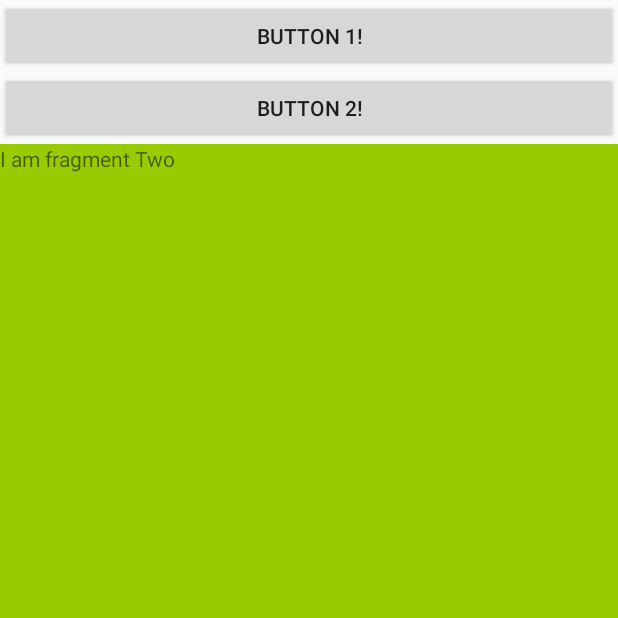
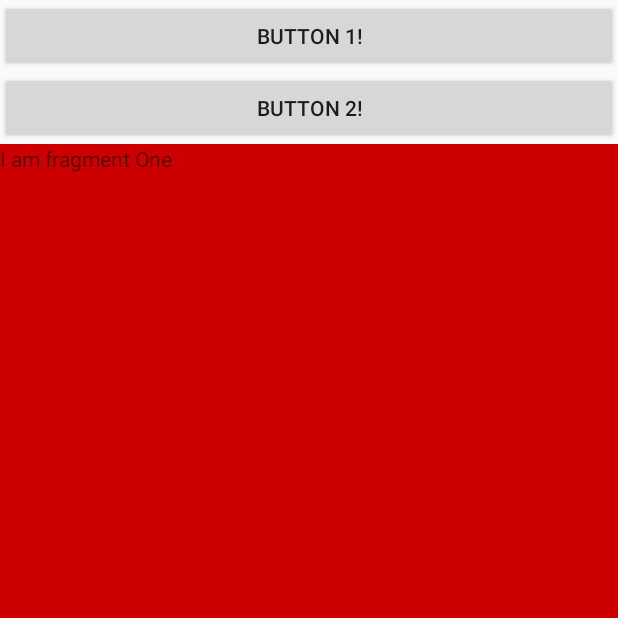
Before and after one commit to sammobi/FragmentExample, an Android app: the screen it shows after launch (MainActivity), after a tap on "BUTTON 1!", on a phone screen of 412 x 824 dp, the top half of it. Run offline under Robolectric (Android 15) with nearby library versions, the phone set to English and light mode, and no system bars.

Commit message:
navigate to different fragment in an activity

```diff
--- a/app/src/main/java/com/softgridtech/fragmentexample/MainActivity.java
+++ b/app/src/main/java/com/softgridtech/fragmentexample/MainActivity.java
@@ -1,6 +1,7 @@
 package com.softgridtech.fragmentexample;
 
 import android.app.Activity;
+import android.support.v4.app.Fragment;
 import android.support.v4.app.FragmentActivity;
 import android.support.v4.app.FragmentManager;
 import android.support.v4.app.FragmentTransaction;
@@ -20,16 +21,6 @@ public class MainActivity extends FragmentActivity {
         super.onCreate(savedInstanceState);
         setContentView(R.layout.activity_main);
 
-        mBtnOne = (Button) findViewById(R.id.btn1);
-        mBtnOne.setOnClickListener(new View.OnClickListener() {
-            @Override
-            public void onClick(View v) {
-                ShowFragmentOne(null);
-            }
-        });
-
-       /* ShowFragmentOne();*/
-
 
     }
 
@@ -38,12 +29,29 @@ public class MainActivity extends FragmentActivity {
         fragmentManager = (this).getSupportFragmentManager();
         FragmentTransaction fragmentTransaction = fragmentManager.beginTransaction();
         FargmentOne fargmentOne = new FargmentOne();
-        fragmentManager.popBackStack();
+        ;
         fragmentTransaction.add(R.id.container, fargmentOne);
 
 
         // it is used to maintain history of the state of the fragments on top of each other.
         fragmentTransaction.addToBackStack(null);
+        fragmentTransaction.commit();
+
+
+    }
+
+    public void ShowFragmentTwo(View view) {
+
+        fragmentManager = (this).getSupportFragmentManager();
+        FragmentTransaction fragmentTransaction1 = fragmentManager.beginTransaction();
+        FragmentTwo fragmentTwo = new FragmentTwo();
+        ;
+        fragmentTransaction1.add(R.id.container, fragmentTwo);
+
+
+        // it is used to maintain history of the state of the fragments on top of each other.
+        fragmentTransaction1.addToBackStack(null);
+        fragmentTransaction1.commit();
 
 
     }
--- a/app/src/main/res/layout/activity_main.xml
+++ b/app/src/main/res/layout/activity_main.xml
@@ -19,7 +19,8 @@
         android:id="@+id/btn2"
         android:layout_width="match_parent"
         android:layout_height="wrap_content"
-        android:text="Button 2!" />
+        android:text="Button 2!"
+        android:onClick="ShowFragmentTwo" />
 
 
     <fragment
```
